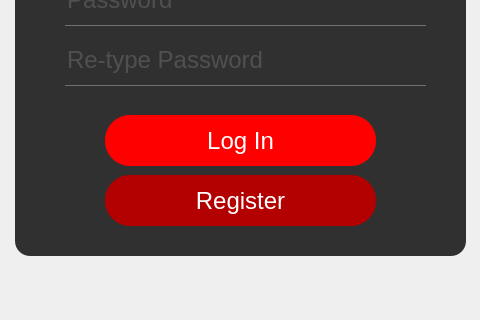
Qt form register.ui (rafaello166/financialSystemQT) before a commit; both pictures show x 145 to 625 and y 375 to 695 of the 776 by 695 pixel window.
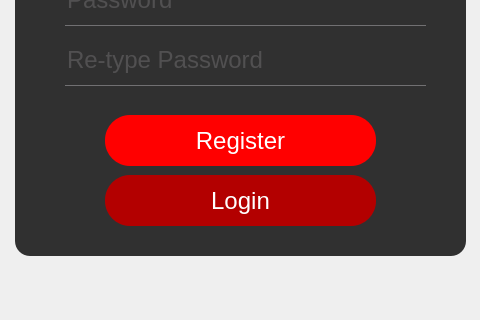
The same form after that commit. Icons and pictures are not drawn.

Commit message: Fix fields name at register page

Patch:
```diff
--- a/register.ui
+++ b/register.ui
@@ -39,6 +39,11 @@
 	border-radius: 25px;
 }
 
+QPushButton:hover {
+	background: green;
+	color: red;
+}
+
 QToolButton {
 	background: red;
 	border-radius: 25px;
@@ -51,9 +56,11 @@
 	border-bottom: 1px solid #717072;
 }
 
-#pushButton_register {
+#pushButton_login {
 	background: #b30000;
-}</string>
+}
+
+</string>
   </property>
   <widget class="QWidget" name="centralwidget">
    <widget class="QFrame" name="loginFrame">
@@ -88,13 +95,13 @@
      <property name="geometry">
       <rect>
        <x>90</x>
-       <y>430</y>
+       <y>490</y>
        <width>271</width>
        <height>51</height>
       </rect>
      </property>
      <property name="text">
-      <string>Log In</string>
+      <string>Login</string>
      </property>
     </widget>
     <widget class="QLineEdit" name="lineEdit_user">
@@ -145,7 +152,7 @@
      <property name="geometry">
       <rect>
        <x>90</x>
-       <y>490</y>
+       <y>430</y>
        <width>271</width>
        <height>51</height>
       </rect>
```
The commit also changes 5 other files.
